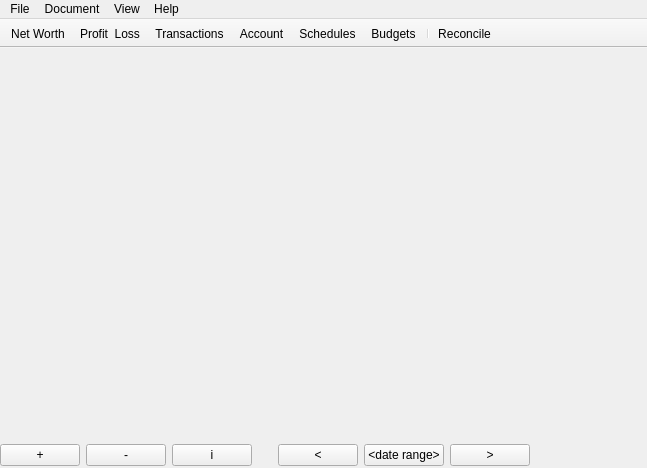
The window that qt/ui/main_window.ui (Mouchnino/moneyguru) describes before a commit, drawn with Qt 5.
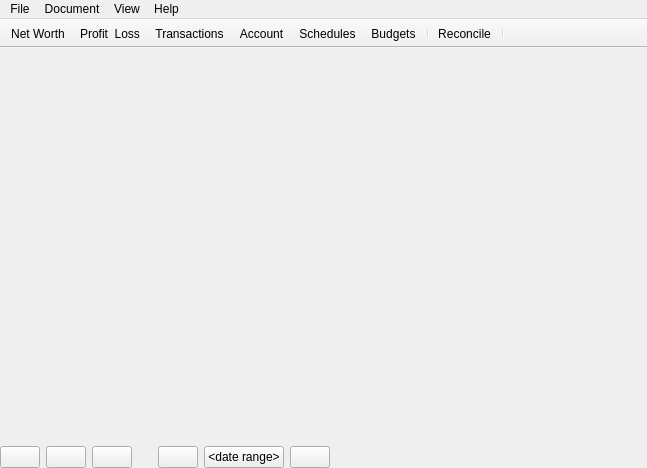
The same window after the commit. Icons and pictures are not drawn.

Commit message:
qt: Tweaked UI. Added icons to buttons. Removed "What's this" buttons from dialogs.
extra : convert_revision : svn%3A7afd0f2a-1d33-46b8-9979-f8add37626ee/trunk%40297

```diff
--- a/qt/ui/main_window.ui
+++ b/qt/ui/main_window.ui
@@ -15,6 +15,9 @@
   </property>
   <widget class="QWidget" name="centralwidget">
    <layout class="QVBoxLayout" name="verticalLayout">
+    <property name="spacing">
+     <number>0</number>
+    </property>
     <property name="margin">
      <number>0</number>
     </property>
@@ -23,55 +26,43 @@
     </item>
     <item>
      <widget class="QWidget" name="bottomBar" native="true">
-      <property name="minimumSize">
-       <size>
-        <width>0</width>
-        <height>26</height>
-       </size>
-      </property>
       <layout class="QHBoxLayout" name="horizontalLayout">
        <property name="spacing">
-        <number>-1</number>
+        <number>6</number>
        </property>
        <property name="margin">
         <number>0</number>
        </property>
        <item>
         <widget class="QPushButton" name="newItemButton">
-         <property name="minimumSize">
-          <size>
-           <width>52</width>
-           <height>0</height>
-          </size>
-         </property>
          <property name="text">
-          <string>+</string>
+          <string/>
+         </property>
+         <property name="icon">
+          <iconset resource="../mg.qrc">
+           <normaloff>:/plus_8</normaloff>:/plus_8</iconset>
          </property>
         </widget>
        </item>
        <item>
         <widget class="QPushButton" name="deleteItemButton">
-         <property name="minimumSize">
-          <size>
-           <width>52</width>
-           <height>0</height>
-          </size>
-         </property>
          <property name="text">
-          <string>-</string>
+          <string/>
+         </property>
+         <property name="icon">
+          <iconset resource="../mg.qrc">
+           <normaloff>:/minus_8</normaloff>:/minus_8</iconset>
          </property>
         </widget>
        </item>
        <item>
         <widget class="QPushButton" name="editItemButton">
-         <property name="minimumSize">
-          <size>
-           <width>52</width>
-           <height>0</height>
-          </size>
-         </property>
          <property name="text">
-          <string>i</string>
+          <string/>
+         </property>
+         <property name="icon">
+          <iconset resource="../mg.qrc">
+           <normaloff>:/info_gray_12</normaloff>:/info_gray_12</iconset>
          </property>
         </widget>
        </item>
@@ -94,7 +85,11 @@
        <item>
         <widget class="QPushButton" name="prevDateRangeButton">
          <property name="text">
-          <string>&lt;</string>
+          <string/>
+         </property>
+         <property name="icon">
+          <iconset resource="../mg.qrc">
+           <normaloff>:/nav_left_9</normaloff>:/nav_left_9</iconset>
          </property>
         </widget>
        </item>
@@ -132,7 +127,11 @@
        <item>
         <widget class="QPushButton" name="nextDateRangeButton">
          <property name="text">
-          <string>&gt;</string>
+          <string/>
+         </property>
+         <property name="icon">
+          <iconset resource="../mg.qrc">
+           <normaloff>:/nav_right_9</normaloff>:/nav_right_9</iconset>
          </property>
         </widget>
        </item>
@@ -249,9 +248,6 @@
    <property name="movable">
     <bool>false</bool>
    </property>
-   <property name="toolButtonStyle">
-    <enum>Qt::ToolButtonTextUnderIcon</enum>
-   </property>
    <attribute name="toolBarArea">
     <enum>TopToolBarArea</enum>
    </attribute>
@@ -266,6 +262,7 @@
    <addaction name="actionShowBudgets"/>
    <addaction name="separator"/>
    <addaction name="actionToggleReconciliationModeToolbar"/>
+   <addaction name="separator"/>
   </widget>
   <action name="actionOpenDocument">
    <property name="text">
```
Left out of the diff: 2 changed lines with no effect on the pictures. The commit also changes 4 other files.
